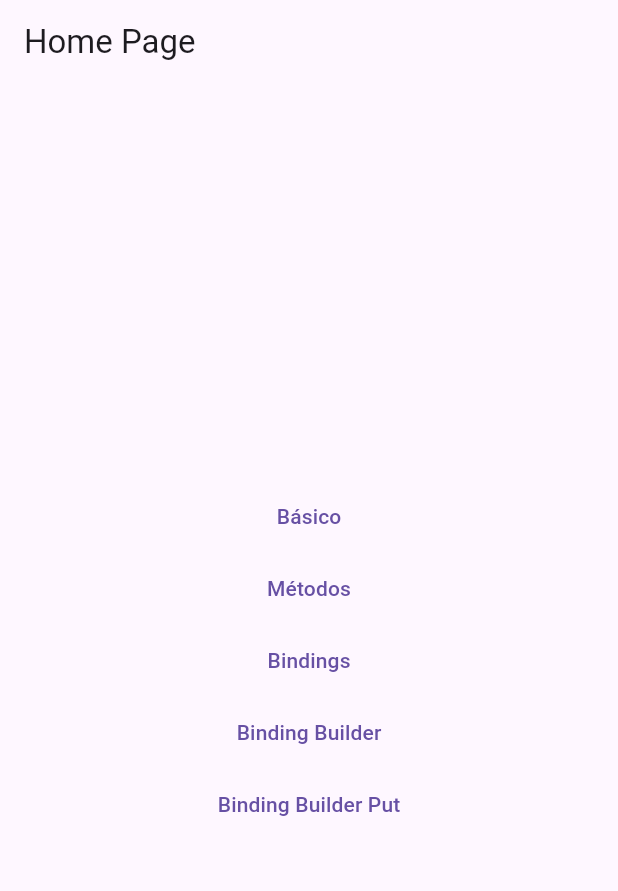
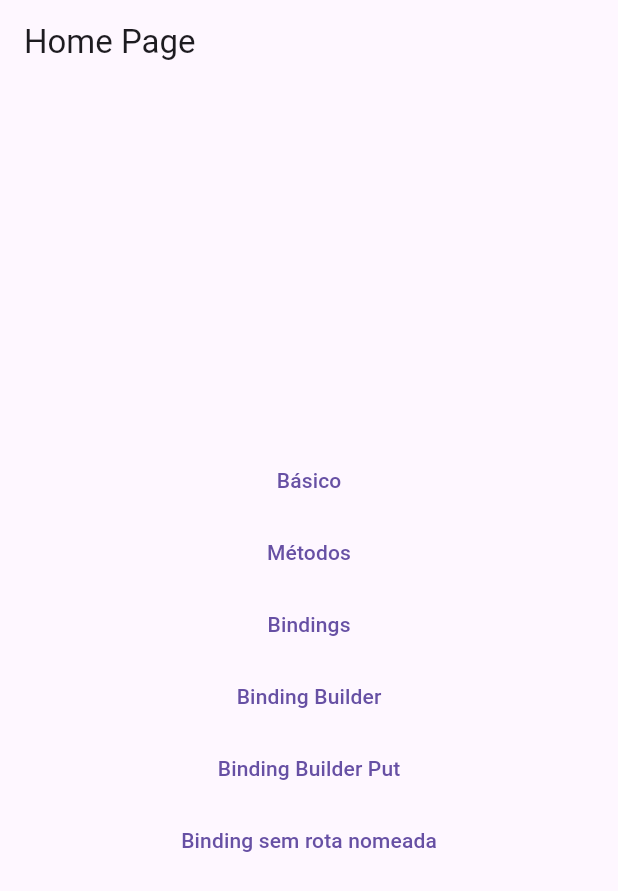
Before and after one commit to enzozami/flutter-getx-dependency-study, a Flutter app: the screen it shows after launch, on a phone screen of 412 x 824 dp. Shown: the top 891 px of the screen. Run offline on Flutter 3.47's test engine with Material 3 defaults, Android fonts, the phone set to English and light mode, and no system bars; our stand-ins replace get, shared_preferences.

Commit message:
feat: bindings sem rota nomeada [nao é muito utilizado]

```diff
--- a/lib/pages/home_page.dart
+++ b/lib/pages/home_page.dart
@@ -1,4 +1,10 @@
 import 'package:flutter/material.dart';
+import 'package:get/get_core/src/get_main.dart';
+import 'package:get/get_instance/get_instance.dart';
+import 'package:get/get_navigation/get_navigation.dart';
+import 'package:get_dependencias/pages/bindings/bindings_controller.dart';
+import 'package:get_dependencias/pages/bindings/bindings_example.dart';
+import 'package:get_dependencias/pages/bindings/bindings_home_page.dart';
 
 class HomePage extends StatelessWidget {
   const HomePage({super.key});
@@ -43,6 +49,16 @@ class HomePage extends StatelessWidget {
               },
               child: Text('Binding Builder Put'),
             ),
+            TextButton(
+              onPressed: () {
+                Get.to(
+                  BindingsHomePage(),
+                  binding:
+                      BindingsBuilder.put(() => BindingsController(nome: 'Rotas nao nomeadas')),
+                );
+              },
+              child: Text('Binding sem rota nomeada'),
+            ),
           ],
         ),
       ),
```
